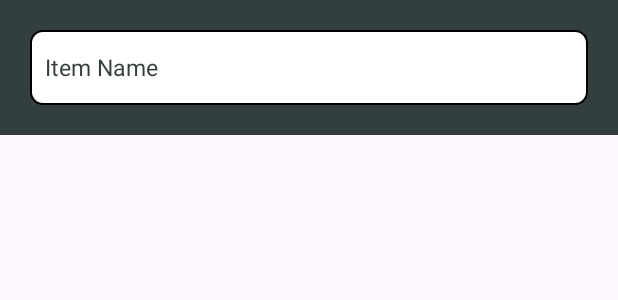
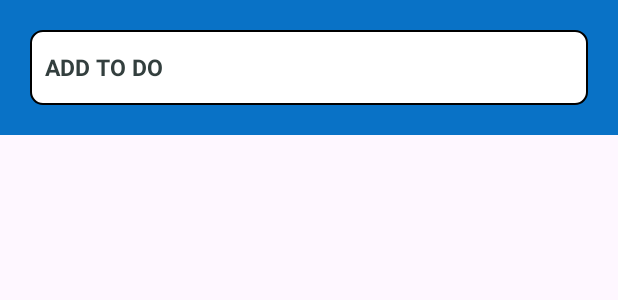
Before and after one commit to MilindaDissanayake/Todoapp, an Android app: the layout additemdialog.xml on its own in the app's theme, with its tools: preview values and no code run, on a phone screen of 412 x 824 dp. Shown: the top 300 px of the screen. Run offline under Robolectric (Android 15) with nearby library versions, the phone set to English and light mode, and no system bars.

Commit message:
main screen user emai display part make

```diff
--- a/app/src/main/res/drawable/dialog_background.xml
+++ b/app/src/main/res/drawable/dialog_background.xml
@@ -1,3 +1,3 @@
 <shape xmlns:android="http://schemas.android.com/apk/res/android">
-    <solid android:color="#333F3E"/> <!-- Replace with your desired color --><!-- Optional: Add rounded corners --><!-- Optional: Add padding -->
+    <solid android:color="#0972C6"/> <!-- Replace with your desired color --><!-- Optional: Add rounded corners --><!-- Optional: Add padding -->
 </shape>
--- a/app/src/main/res/layout/activity_user_info.xml
+++ b/app/src/main/res/layout/activity_user_info.xml
@@ -4,7 +4,7 @@
     xmlns:tools="http://schemas.android.com/tools"
     android:layout_width="match_parent"
     android:layout_height="match_parent"
-    tools:context=".DevInfo">
+    tools:context=".UserInfo">
 
     <ImageView
         android:id="@+id/imageView8"
@@ -53,7 +53,7 @@
 
         <LinearLayout
             android:layout_width="343dp"
-            android:layout_height="525dp"
+            android:layout_height="485dp"
             android:layout_gravity="center"
             android:layout_marginTop="16dp"
             android:background="@drawable/button_background"
@@ -109,7 +109,7 @@
                 android:layout_width="272dp"
                 android:layout_height="wrap_content"
                 android:layout_gravity="center"
-                android:layout_marginTop="192dp"
+                android:layout_marginTop="145dp"
                 android:text="developer info" />
 
             <Button
--- a/app/src/main/res/layout/additemdialog.xml
+++ b/app/src/main/res/layout/additemdialog.xml
@@ -2,7 +2,7 @@
 <LinearLayout xmlns:android="http://schemas.android.com/apk/res/android"
     android:layout_width="match_parent"
     android:layout_height="wrap_content"
-    android:background="#333F3E"
+    android:background="#0972C6"
     android:orientation="vertical"
     android:padding="20dp">
 
@@ -11,7 +11,8 @@
         android:layout_width="match_parent"
         android:layout_height="wrap_content"
         android:background="@drawable/rounded_rectangle"
-        android:hint="Item Name"
+        android:hint="ADD TO DO"
+        android:textStyle="bold"
         android:inputType="text"
         android:padding="10dp"
         android:textColor="#333F3E"
--- a/app/src/main/res/layout/update_info.xml
+++ b/app/src/main/res/layout/update_info.xml
@@ -2,7 +2,7 @@
 <LinearLayout xmlns:android="http://schemas.android.com/apk/res/android"
     android:layout_width="match_parent"
     android:layout_height="wrap_content"
-    android:background="#333F3E"
+    android:background="#0972C6"
     android:orientation="vertical"
     android:padding="20dp">
 
@@ -12,6 +12,7 @@
         android:layout_height="wrap_content"
         android:background="@drawable/rounded_rectangle"
         android:hint="User name"
+        android:textStyle="bold"
         android:inputType="text"
         android:padding="10dp"
         android:textColor="#333F3E"
@@ -25,6 +26,7 @@
         android:layout_marginTop="15dp"
         android:background="@drawable/rounded_rectangle"
         android:hint="Email"
+        android:textStyle="bold"
         android:inputType="text"
         android:padding="10dp"
         android:textColor="#333F3E"
--- a/app/src/main/res/values-v23/themes.xml
+++ b/app/src/main/res/values-v23/themes.xml
@@ -2,8 +2,8 @@
   <!-- Base application theme. -->
   <style name="Base.Theme.ToDoApp" parent="Theme.Material3.DayNight.NoActionBar">
     <item name="android:windowDrawsSystemBarBackgrounds">true</item>
-    <item name="android:statusBarColor">@color/darckBack</item>
-    <item name="android:navigationBarColor">@color/darckBack</item>
+    <item name="android:statusBarColor">#FDF8FE</item>
+    <item name="android:navigationBarColor">#FDF8FE</item>
   </style>
 
   <style name="Theme.ToDoApp" parent="Base.Theme.ToDoApp" />
```
Also changed, not shown: app/src/main/java/com/example/todoapp/main_screen.java (+10 -1 lines), app/src/main/res/layout/list_item.xml (+6 -5 lines).
